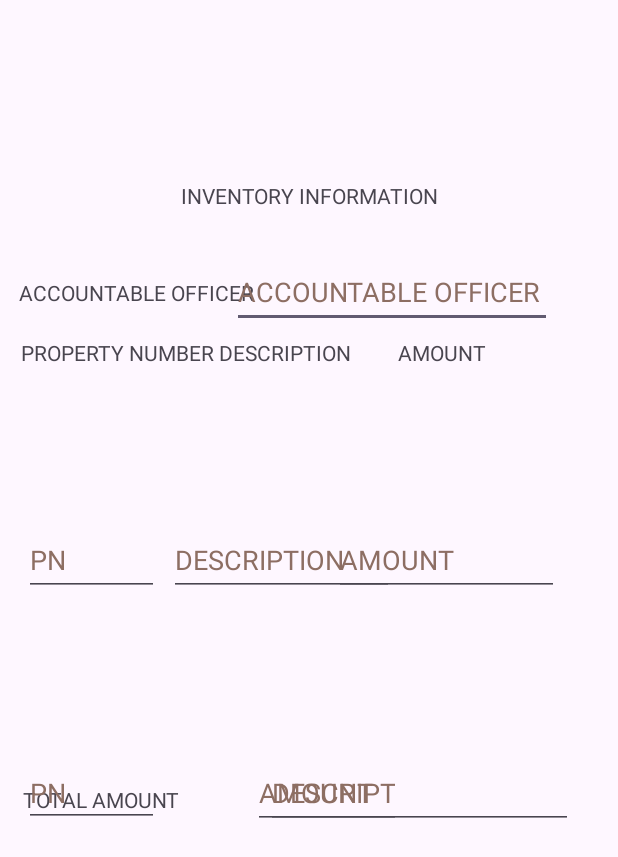
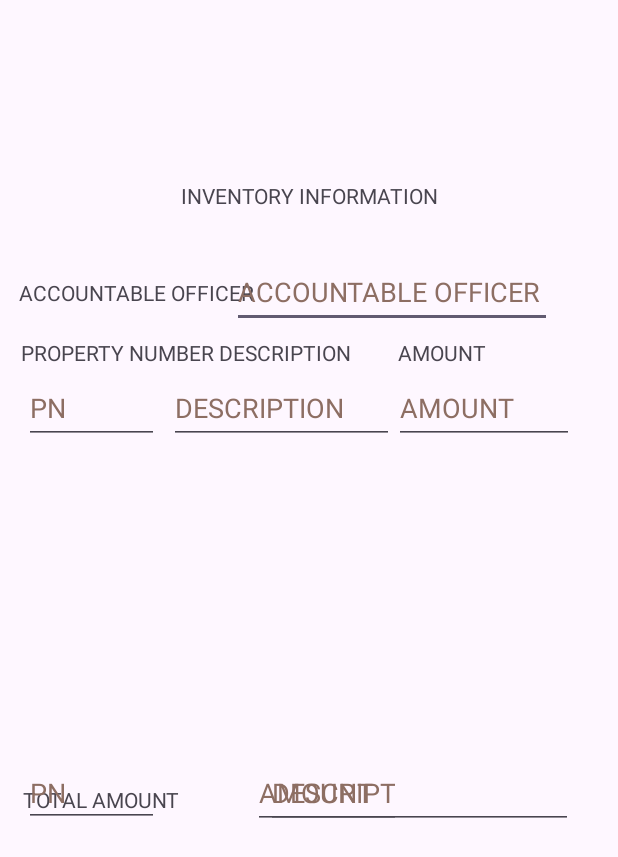
Before and after one commit to froilaaaaan1/Intro_To_Views_Aquino, an Android app: the screen it shows after launch (MainActivity), on a phone screen of 412 x 824 dp. Shown: the top 857 px of the screen. Run offline under Robolectric (Android 15) with nearby library versions, the phone set to English and light mode, and no system bars.

Commit message:
update point #1 leveling three fields

```diff
--- a/app/src/main/res/layout/activity_main.xml
+++ b/app/src/main/res/layout/activity_main.xml
@@ -105,7 +105,7 @@
         app:layout_constraintHorizontal_bias="0.05"
         app:layout_constraintStart_toStartOf="parent"
         app:layout_constraintTop_toTopOf="parent"
-        app:layout_constraintVertical_bias="0.45" />
+        app:layout_constraintVertical_bias="0.32" />
 
     <EditText
         android:id="@+id/propertyNoTwoField"
@@ -141,7 +141,7 @@
         app:layout_constraintHorizontal_bias="0.43"
         app:layout_constraintStart_toStartOf="parent"
         app:layout_constraintTop_toTopOf="parent"
-        app:layout_constraintVertical_bias="0.45" />
+        app:layout_constraintVertical_bias="0.32" />
 
     <EditText
         android:id="@+id/descriptionNoTwoField"
@@ -170,14 +170,14 @@
         android:ems="10"
         android:inputType="number"
         android:minHeight="48dp"
-        android:width="150dp"
+        android:width="120dp"
         android:textColorHint="#8D6E63"
         app:layout_constraintBottom_toBottomOf="parent"
         app:layout_constraintEnd_toEndOf="parent"
-        app:layout_constraintHorizontal_bias="0.85"
+        app:layout_constraintHorizontal_bias="0.90"
         app:layout_constraintStart_toStartOf="parent"
         app:layout_constraintTop_toTopOf="parent"
-        app:layout_constraintVertical_bias="0.45" />
+        app:layout_constraintVertical_bias="0.32" />
 
     <EditText
         android:id="@+id/amountNoTwoField"
```
